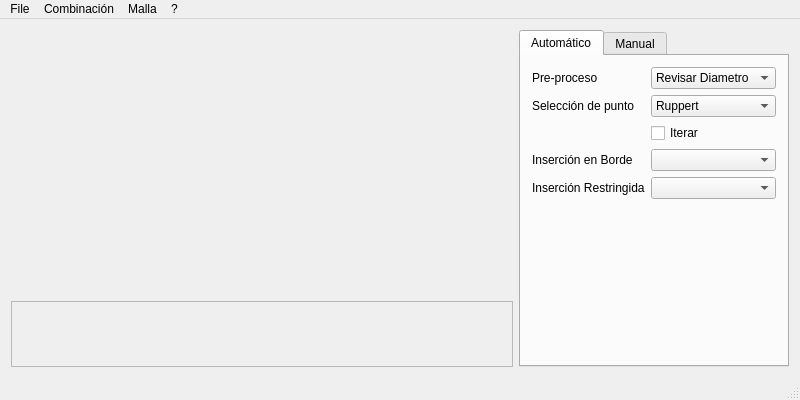
Old version of the form gui/mainwindow.ui in the repository afaundez/mesh-suite.
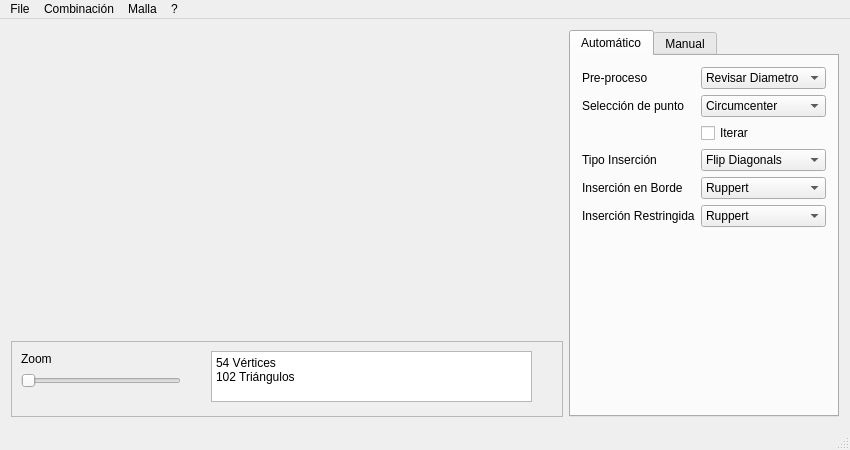
New version of the form.

The edit to the form file:
```diff
--- a/gui/mainwindow.ui
+++ b/gui/mainwindow.ui
@@ -6,8 +6,8 @@
    <rect>
     <x>0</x>
     <y>0</y>
-    <width>800</width>
-    <height>400</height>
+    <width>850</width>
+    <height>450</height>
    </rect>
   </property>
   <property name="sizePolicy">
@@ -68,45 +68,6 @@
           </property>
          </widget>
         </item>
-        <item row="1" column="1">
-         <widget class="QComboBox" name="comboBox_2">
-          <item>
-           <property name="text">
-            <string>Ruppert</string>
-           </property>
-          </item>
-          <item>
-           <property name="text">
-            <string>Bisección</string>
-           </property>
-          </item>
-          <item>
-           <property name="text">
-            <string>Lepp-Bisescción</string>
-           </property>
-          </item>
-          <item>
-           <property name="text">
-            <string>Centroide</string>
-           </property>
-          </item>
-          <item>
-           <property name="text">
-            <string>Lepp-Centroide</string>
-           </property>
-          </item>
-          <item>
-           <property name="text">
-            <string>Lepp-Delaunay</string>
-           </property>
-          </item>
-          <item>
-           <property name="text">
-            <string>Off-Center</string>
-           </property>
-          </item>
-         </widget>
-        </item>
         <item row="2" column="0">
          <widget class="QLabel" name="label_4">
           <property name="text">
@@ -121,25 +82,107 @@
           </property>
          </widget>
         </item>
-        <item row="3" column="0">
-         <widget class="QLabel" name="label_3">
-          <property name="text">
-           <string>Inserción en Borde</string>
-          </property>
-         </widget>
-        </item>
-        <item row="3" column="1">
-         <widget class="QComboBox" name="comboBox_3"/>
-        </item>
         <item row="4" column="0">
-         <widget class="QLabel" name="label_5">
+         <widget class="QLabel" name="label_3">
           <property name="text">
-           <string>Inserción Restringida</string>
+           <string>Inserción en Borde</string>
           </property>
          </widget>
         </item>
         <item row="4" column="1">
-         <widget class="QComboBox" name="comboBox_4"/>
+         <widget class="QComboBox" name="comboBox_3">
+          <item>
+           <property name="text">
+            <string>Ruppert</string>
+           </property>
+          </item>
+          <item>
+           <property name="text">
+            <string>Rivara</string>
+           </property>
+          </item>
+         </widget>
+        </item>
+        <item row="5" column="0">
+         <widget class="QLabel" name="label_5">
+          <property name="text">
+           <string>Inserción Restringida</string>
+          </property>
+         </widget>
+        </item>
+        <item row="5" column="1">
+         <widget class="QComboBox" name="comboBox_4">
+          <item>
+           <property name="text">
+            <string>Ruppert</string>
+           </property>
+          </item>
+          <item>
+           <property name="text">
+            <string>Rivara</string>
+           </property>
+          </item>
+         </widget>
+        </item>
+        <item row="1" column="1">
+         <widget class="QComboBox" name="comboBox_2">
+          <item>
+           <property name="text">
+            <string>Circumcenter</string>
+           </property>
+          </item>
+          <item>
+           <property name="text">
+            <string>Bisection</string>
+           </property>
+          </item>
+          <item>
+           <property name="text">
+            <string>Lepp-Bisection</string>
+           </property>
+          </item>
+          <item>
+           <property name="text">
+            <string>Centroid</string>
+           </property>
+          </item>
+          <item>
+           <property name="text">
+            <string>Lepp-Centroid</string>
+           </property>
+          </item>
+          <item>
+           <property name="text">
+            <string>Lepp-Delaunay</string>
+           </property>
+          </item>
+          <item>
+           <property name="text">
+            <string>Off-Center</string>
+           </property>
+          </item>
+         </widget>
+        </item>
+        <item row="3" column="0">
+         <widget class="QLabel" name="label_9">
+          <property name="text">
+           <string>Tipo Inserción</string>
+          </property>
+         </widget>
+        </item>
+        <item row="3" column="1">
+         <widget class="QComboBox" name="comboBox_8">
+          <item>
+           <property name="text">
+            <string>Flip Diagonals</string>
+           </property>
+          </item>
+          <item>
+           <property name="text">
+            <string>Cavidad*</string>
+           </property>
+          </item>
+         </widget>
         </item>
        </layout>
       </widget>
@@ -173,6 +216,50 @@
       <property name="frameShadow">
        <enum>QFrame::Raised</enum>
       </property>
+      <widget class="QLabel" name="label_11">
+       <property name="geometry">
+        <rect>
+         <x>10</x>
+         <y>10</y>
+         <width>57</width>
+         <height>16</height>
+        </rect>
+       </property>
+       <property name="text">
+        <string>Zoom</string>
+       </property>
+      </widget>
+      <widget class="QSlider" name="horizontalSlider">
+       <property name="geometry">
+        <rect>
+         <x>10</x>
+         <y>30</y>
+         <width>160</width>
+         <height>19</height>
+        </rect>
+       </property>
+       <property name="orientation">
+        <enum>Qt::Horizontal</enum>
+       </property>
+      </widget>
+      <widget class="QTextEdit" name="textEdit">
+       <property name="geometry">
+        <rect>
+         <x>200</x>
+         <y>10</y>
+         <width>321</width>
+         <height>51</height>
+        </rect>
+       </property>
+       <property name="html">
+        <string>&lt;!DOCTYPE HTML PUBLIC &quot;-//W3C//DTD HTML 4.0//EN&quot; &quot;http://www.w3.org/TR/REC-html40/strict.dtd&quot;&gt;
+&lt;html&gt;&lt;head&gt;&lt;meta name=&quot;qrichtext&quot; content=&quot;1&quot; /&gt;&lt;style type=&quot;text/css&quot;&gt;
+p, li { white-space: pre-wrap; }
+&lt;/style&gt;&lt;/head&gt;&lt;body style=&quot; font-family:'Sans'; font-size:9pt; font-weight:400; font-style:normal;&quot;&gt;
+&lt;p style=&quot; margin-top:0px; margin-bottom:0px; margin-left:0px; margin-right:0px; -qt-block-indent:0; text-indent:0px;&quot;&gt;54 Vértices&lt;/p&gt;
+&lt;p style=&quot; margin-top:0px; margin-bottom:0px; margin-left:0px; margin-right:0px; -qt-block-indent:0; text-indent:0px;&quot;&gt;102 Triángulos&lt;/p&gt;&lt;/body&gt;&lt;/html&gt;</string>
+       </property>
+      </widget>
      </widget>
     </item>
    </layout>
@@ -182,7 +269,7 @@
     <rect>
      <x>0</x>
      <y>0</y>
-     <width>800</width>
+     <width>850</width>
      <height>23</height>
     </rect>
    </property>
```
Left out of the diff: 101 changed lines with no effect on the pictures.
